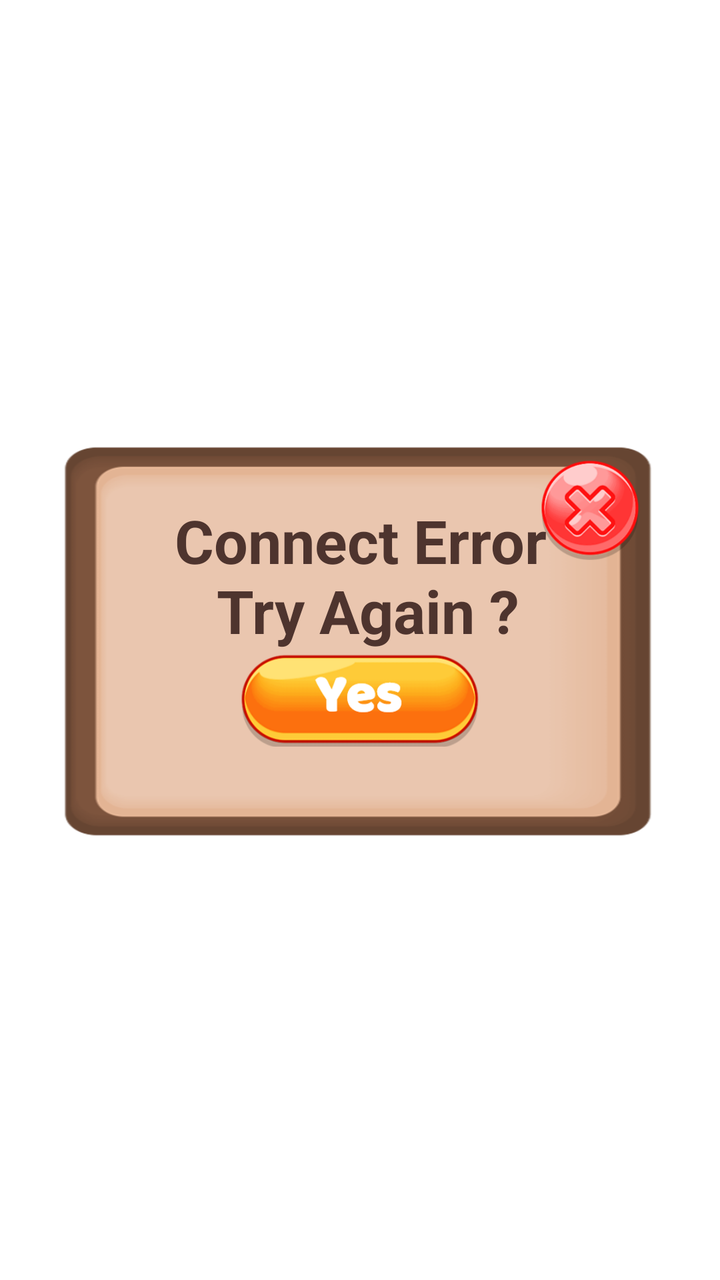
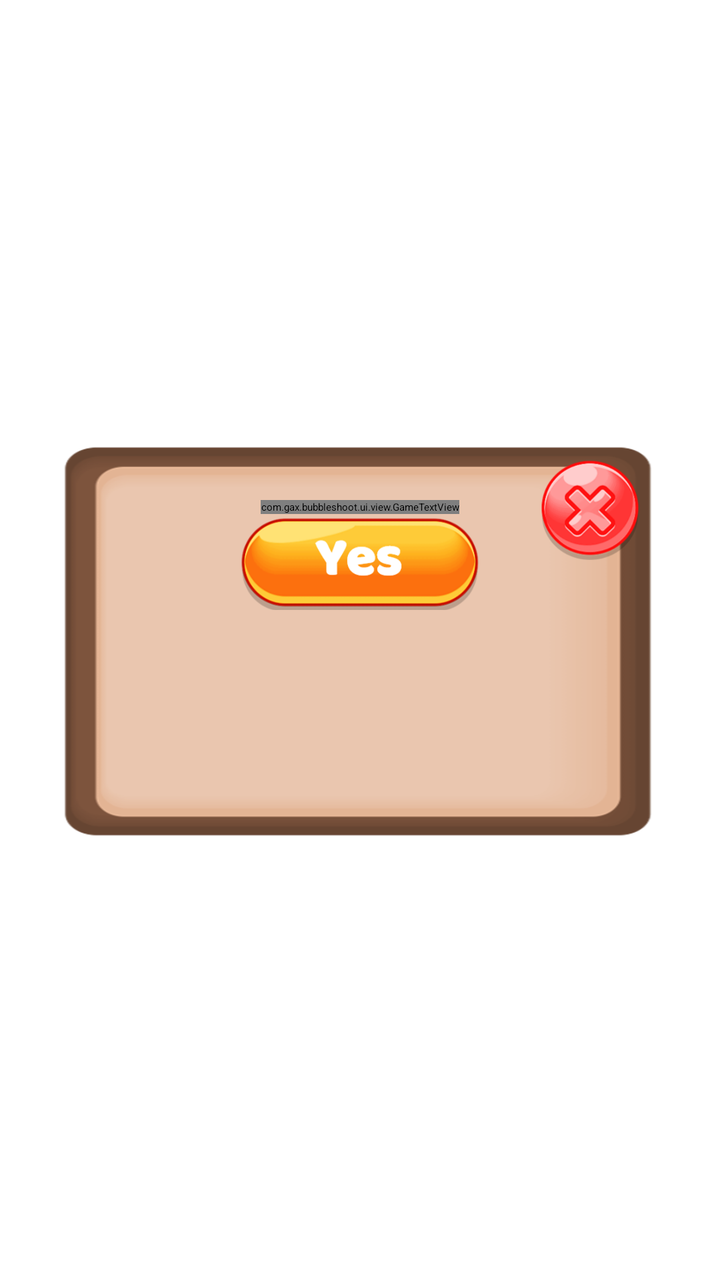

Compare the two renders of this Android layout. The source of the first and the diff that turns it into the second are given below.
<!-- AndroidManifest.xml: application theme Theme.App.Starting -->
<!-- res/layout/dialog_error.xml -->
<?xml version="1.0" encoding="utf-8"?>
<androidx.constraintlayout.widget.ConstraintLayout
    xmlns:android="http://schemas.android.com/apk/res/android"
    xmlns:app="http://schemas.android.com/apk/res-auto"
    xmlns:tools="http://schemas.android.com/tools"
    android:layout_width="match_parent"
    android:layout_height="match_parent"
    tools:ignore="ContentDescription">

    <ImageView
        android:id="@+id/image_dialog"
        android:layout_width="@dimen/dialog_width"
        android:layout_height="0dp"
        android:background="@drawable/dialog"
        app:layout_constraintBottom_toBottomOf="parent"
        app:layout_constraintDimensionRatio="3:2"
        app:layout_constraintEnd_toEndOf="parent"
        app:layout_constraintStart_toStartOf="parent"
        app:layout_constraintTop_toTopOf="parent" />

    <TextView
        android:id="@+id/txt_error"
        android:layout_width="wrap_content"
        android:layout_height="wrap_content"
        android:layout_marginTop="@dimen/margin_30"
        app:fontFamily="@font/baloo"
        android:gravity="center"
        android:text="@string/txt_error"
        android:textColor="@color/brown"
        android:textSize="@dimen/txt_dialog_small_size"
        android:textStyle="bold"
        app:layout_constraintEnd_toEndOf="@id/image_dialog"
        app:layout_constraintStart_toStartOf="@id/image_dialog"
        app:layout_constraintTop_toTopOf="@id/image_dialog" />

    <ImageButton
        android:id="@+id/btn_cancel"
        android:layout_width="@dimen/btn_round_width"
        android:layout_height="@dimen/btn_round_width"
        android:layout_margin="@dimen/margin_10"
        android:background="@drawable/btn_cancel"
        app:layout_constraintEnd_toEndOf="@id/image_dialog"
        app:layout_constraintTop_toTopOf="@id/image_dialog" />

    <ImageButton
        android:id="@+id/btn_retry"
        android:layout_width="@dimen/btn_small_width"
        android:layout_height="0dp"
        android:background="@drawable/btn_yes"
        app:layout_constraintDimensionRatio="5:2"
        app:layout_constraintEnd_toEndOf="@id/image_dialog"
        app:layout_constraintStart_toStartOf="@id/image_dialog"
        app:layout_constraintTop_toBottomOf="@id/txt_error" />

</androidx.constraintlayout.widget.ConstraintLayout>
<!-- resources referenced by this layout -->
<resources>
  <color name="brown">#4E342E</color>
  <dimen name="btn_round_width">50dp</dimen>
  <dimen name="btn_small_width">120dp</dimen>
  <dimen name="dialog_width">300dp</dimen>
  <dimen name="margin_10">10dp</dimen>
  <dimen name="margin_30">30dp</dimen>
  <dimen name="txt_dialog_small_size">30sp</dimen>
  <!-- drawable btn_cancel: png bitmap (drawable, 32030 bytes) -->
  <!-- drawable btn_yes: png bitmap (drawable, 32658 bytes) -->
  <!-- drawable dialog: png bitmap (drawable, 19055 bytes) -->
  <string name="txt_error">Connect Error\n Try Again ?</string>
  <style name="Theme.App.Starting" parent="Theme.SplashScreen">
          
          <item name="windowSplashScreenBackground">@color/brown</item>
          
          
          <item name="postSplashScreenTheme">@style/Theme.AnimalsPop</item>
      </style>
  <style name="Theme.AnimalsPop" parent="Theme.MaterialComponents.DayNight.NoActionBar">
          
          <item name="colorPrimary">@color/purple_500</item>
          <item name="colorPrimaryVariant">@color/purple_700</item>
          <item name="colorOnPrimary">@color/white</item>
          
          <item name="colorSecondary">@color/teal_200</item>
          <item name="colorSecondaryVariant">@color/teal_700</item>
          <item name="colorOnSecondary">@color/black</item>
          
          <item name="android:statusBarColor" tools:targetApi="l">?attr/colorPrimaryVariant</item>
          
      </style>
  <color name="purple_500">#FF6200EE</color>
  <color name="purple_700">#FF3700B3</color>
  <color name="white">#FFFFFFFF</color>
  <color name="teal_200">#FF03DAC5</color>
  <color name="teal_700">#FF018786</color>
  <color name="black">#FF000000</color>
</resources>

<!-- the commit's change to res/layout/dialog_error.xml (unified diff, before → after) -->
@@ -18,7 +18,7 @@
         app:layout_constraintStart_toStartOf="parent"
         app:layout_constraintTop_toTopOf="parent" />
 
-    <TextView
+    <com.gax.bubbleshoot.ui.view.GameTextView
         android:id="@+id/txt_error"
         android:layout_width="wrap_content"
         android:layout_height="wrap_content"
